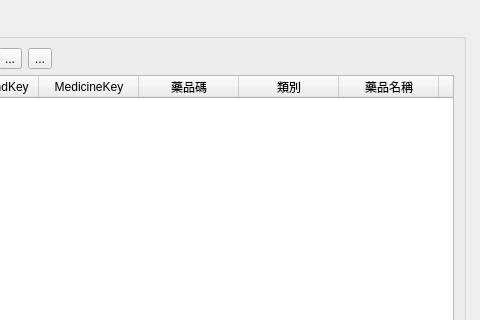
The window that ui/dict_compound.ui (picacat/pymedical) describes before a commit, drawn with Qt 5; both pictures show x 634 to 1114 and y 0 to 320 of the 1114 by 865 pixel window.
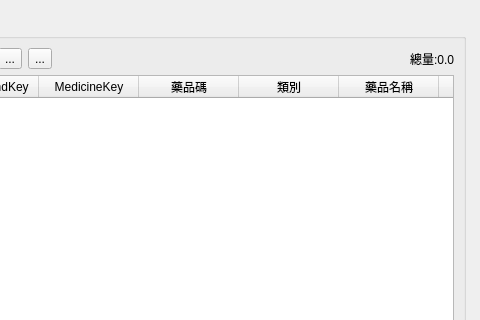
The same window after the commit. Icons and pictures are not drawn.

Diff of the .ui file:
```diff
--- a/ui/dict_compound.ui
+++ b/ui/dict_compound.ui
@@ -267,6 +267,13 @@
                </property>
               </spacer>
              </item>
+             <item>
+              <widget class="QLabel" name="label_total_dosage">
+               <property name="text">
+                <string>總量:0.0</string>
+               </property>
+              </widget>
+             </item>
             </layout>
            </item>
            <item>
```
Left out of the diff: 2 changed lines with no effect on the pictures.
